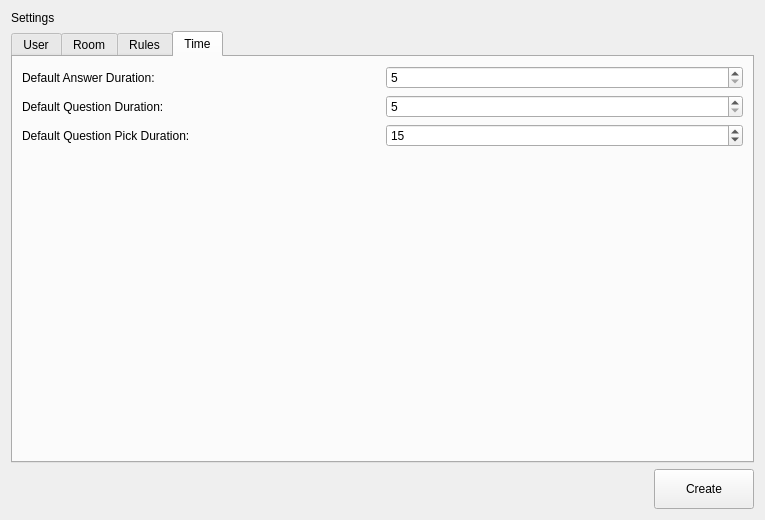
Qt form singleplayerscreen.ui (VoiceShifter/SiGame) before a commit.
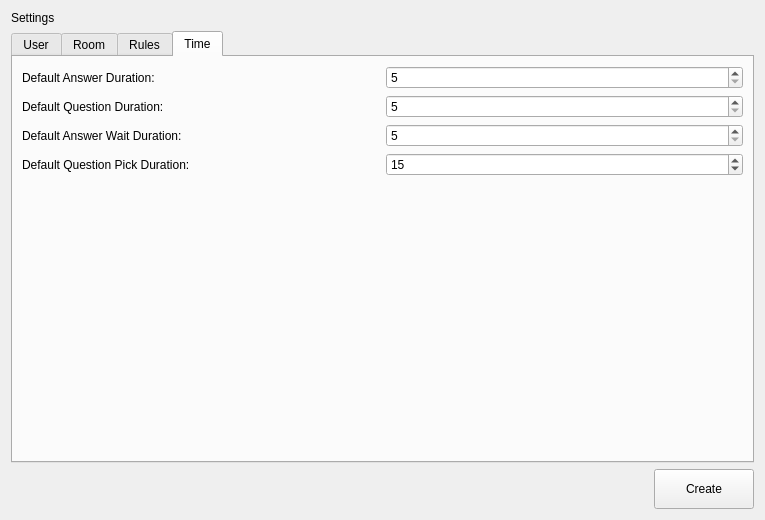
The same form after that commit. The open tabs and pages were chosen to show the change.

Commit message: fix: waitReaction duration

What changed in the file:
```diff
--- a/singleplayerscreen.ui
+++ b/singleplayerscreen.ui
@@ -293,6 +293,33 @@
          </item>
         </layout>
        </item>
+       <item>
+        <layout class="QHBoxLayout" name="answerWaitDurationLayout">
+         <item>
+          <widget class="QLabel" name="answerWaitDurationLabel">
+           <property name="minimumSize">
+            <size>
+             <width>200</width>
+             <height>0</height>
+            </size>
+           </property>
+           <property name="text">
+            <string>Default Answer Wait Duration:</string>
+           </property>
+          </widget>
+         </item>
+         <item>
+          <widget class="QSpinBox" name="answerWaitDurationSpinBox">
+           <property name="minimum">
+            <number>5</number>
+           </property>
+           <property name="maximum">
+            <number>60</number>
+           </property>
+          </widget>
+         </item>
+        </layout>
+       </item>
        <item>
         <layout class="QHBoxLayout" name="questionPickDurationLayout">
          <item>
```
The commit also changes 6 other files.
